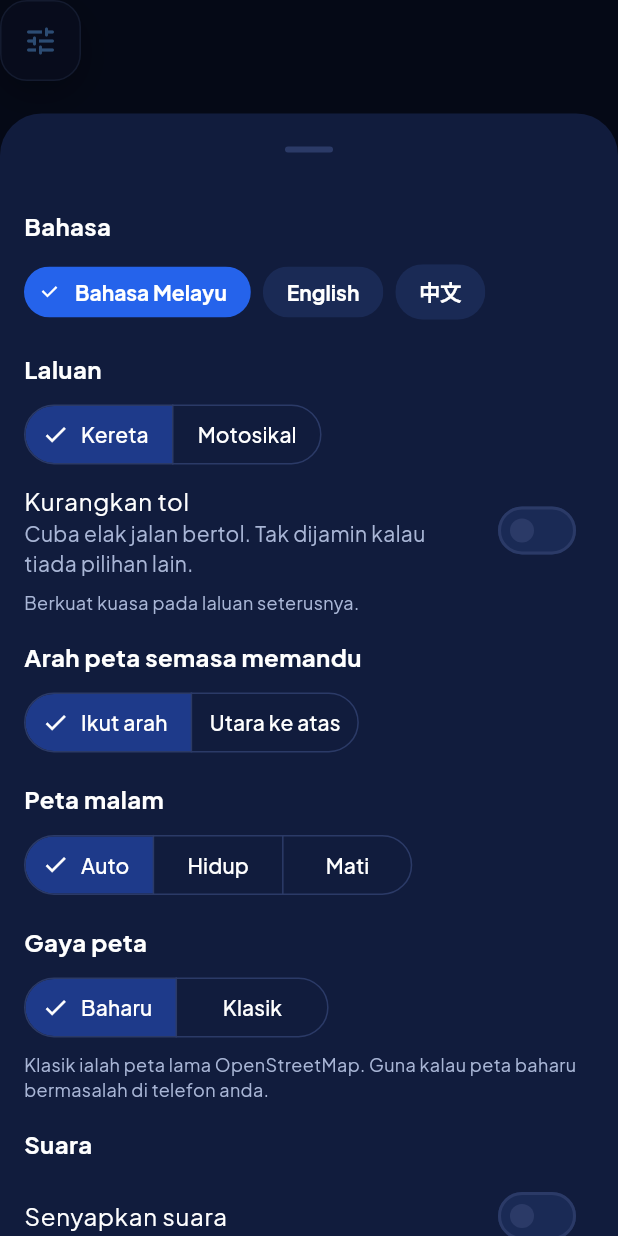
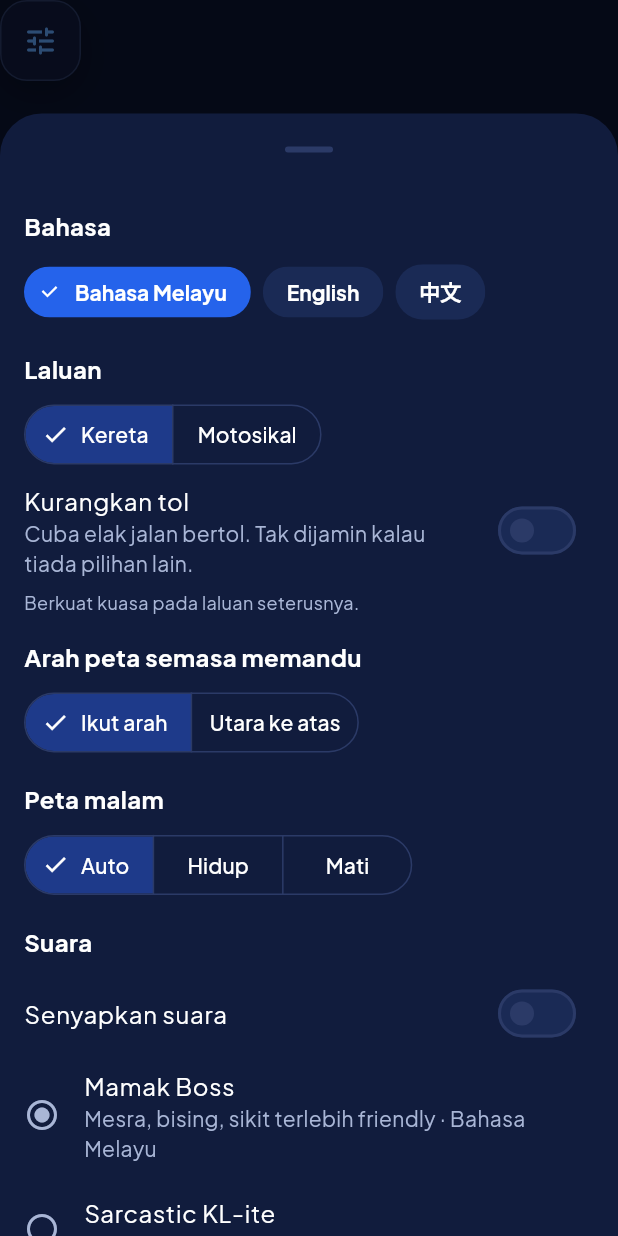
Before and after one commit to cng605568-art/jomlah, a Flutter app: the SettingsButton widget shown alone on an empty page, opened directly, after a tap on the "tune" icon, on a phone screen of 412 x 824 dp. Run offline on Flutter 3.47's test engine with Material 3 defaults, Android fonts, the phone set to English and light mode, and no system bars; our stand-ins replace flutter_map, flutter_riverpod, flutter_tts, geolocator, latlong2, permission_handler and 3 more; accounts and stored records are empty.

Commit message:
Remove the vector map: classic OpenStreetMap map only
- Too buggy on phones (tester feedback); the app is back to the classic
  OSM raster tiles with the night filter, as before v1.0.8
- Drop flutter_map_vector_tiles, the style loader, the Map style setting
  and its strings, and the map style tests; flutter_map stays on 8.x
- Privacy, README and developer notes; v1.0.10 release notes

Co-Authored-By: Claude Opus 5.5 <noreply@anthropic.com>
Claude-Session: https://claude.ai/code/session_01TcBcZoTn2PeeH7SHMLn72M

```diff
--- a/lib/core/l10n/strings.dart
+++ b/lib/core/l10n/strings.dart
@@ -256,14 +256,6 @@ class AppStrings {
   String get auto => _t(('Auto', 'Auto', '自动'));
   String get on => _t(('Hidup', 'On', '开'));
   String get off => _t(('Mati', 'Off', '关'));
-  String get mapStyle => _t(('Gaya peta', 'Map style', '地图样式'));
-  String get mapNew => _t(('Baharu', 'New', '新版'));
-  String get mapClassic => _t(('Klasik', 'Classic', '经典'));
-  String get mapStyleHint => _t((
-        'Klasik ialah peta lama OpenStreetMap. Guna kalau peta baharu bermasalah di telefon anda.',
-        'Classic is the old OpenStreetMap map. Use it if the new map misbehaves on your phone.',
-        '经典是旧版 OpenStreetMap 地图。如果新版地图在你的手机上有问题，可以改用它。',
-      ));
   String get voice => _t(('Suara', 'Voice', '语音'));
   String get muteVoice => _t(('Senyapkan suara', 'Mute voice', '静音'));
   String get voiceNeedsTts => _t((
--- a/lib/features/settings/presentation/settings_button.dart
+++ b/lib/features/settings/presentation/settings_button.dart
@@ -149,22 +149,6 @@ class SettingsButton extends ConsumerWidget {
                             ref.read(nightModeProvider.notifier).set(s.first),
                       ),
                     ),
-                    _Heading(s.mapStyle),
-                    Padding(
-                      padding: const EdgeInsets.symmetric(horizontal: 16),
-                      child: SegmentedButton<MapLook>(
-                        segments: [
-                          ButtonSegment(value: MapLook.vector, label: Text(s.mapNew)),
-                          ButtonSegment(value: MapLook.classic, label: Text(s.mapClassic)),
-                        ],
-                        selected: {ref.watch(mapLookProvider)},
-                        onSelectionChanged: (s) => ref.read(mapLookProvider.notifier).set(s.first),
-                      ),
-                    ),
-                    Padding(
-                      padding: const EdgeInsets.fromLTRB(16, 6, 16, 0),
-                      child: Text(s.mapStyleHint, style: const TextStyle(fontSize: 12, color: AppColors.textMuted)),
-                    ),
                     if (!kDemoMode) ...[
                       _Heading(s.liveTraffic),
                       SwitchListTile(
--- a/pubspec.yaml
+++ b/pubspec.yaml
@@ -14,7 +14,6 @@ dependencies:
   speech_to_text: ^7.3.0 # voice reports: the phone's own speech recogniser
   flutter_riverpod: ^2.5.1
   flutter_map: ^8.2.0
-  flutter_map_vector_tiles: ^2.10.1
   latlong2: ^0.9.1
   geolocator: ^13.0.1
   uuid: ^4.5.1
```
Also changed, not shown: lib/features/map/application/map_style_provider.dart (+0 -22 lines), lib/features/map/application/vector_style.dart (deleted, +0 -60 lines), lib/features/map/presentation/map_screen.dart (+14 -50 lines), 5 other files.
